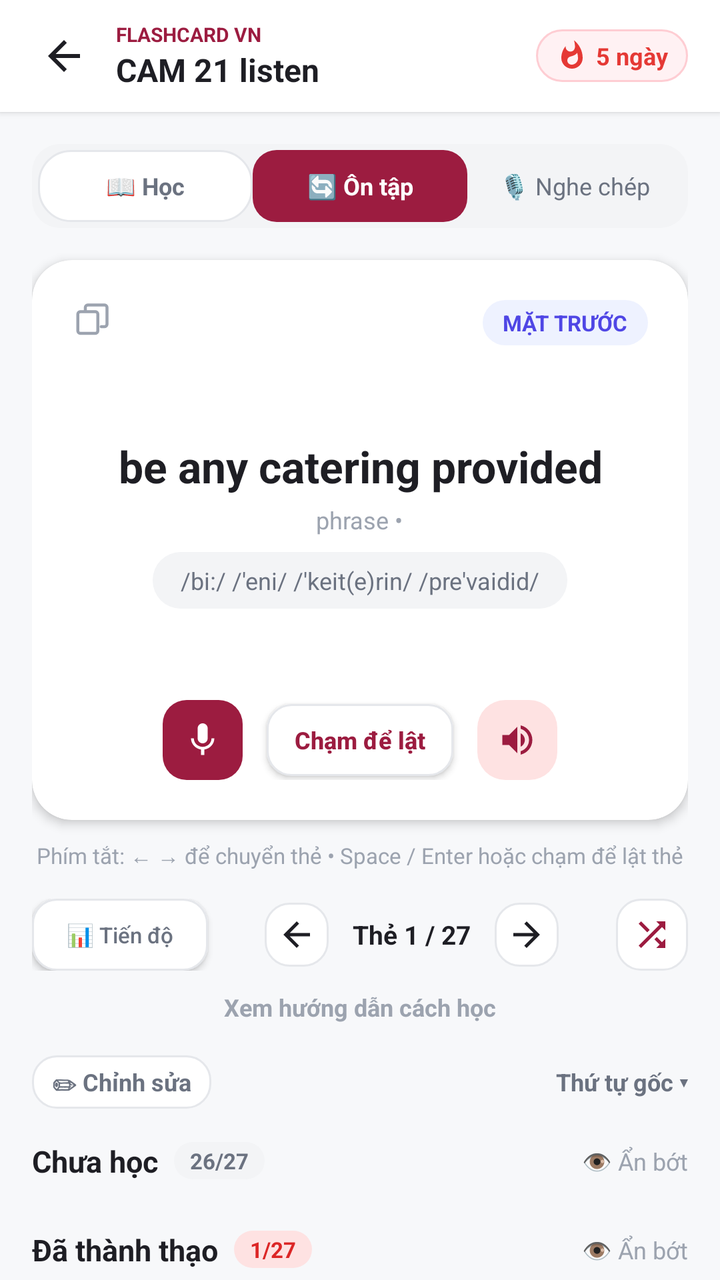
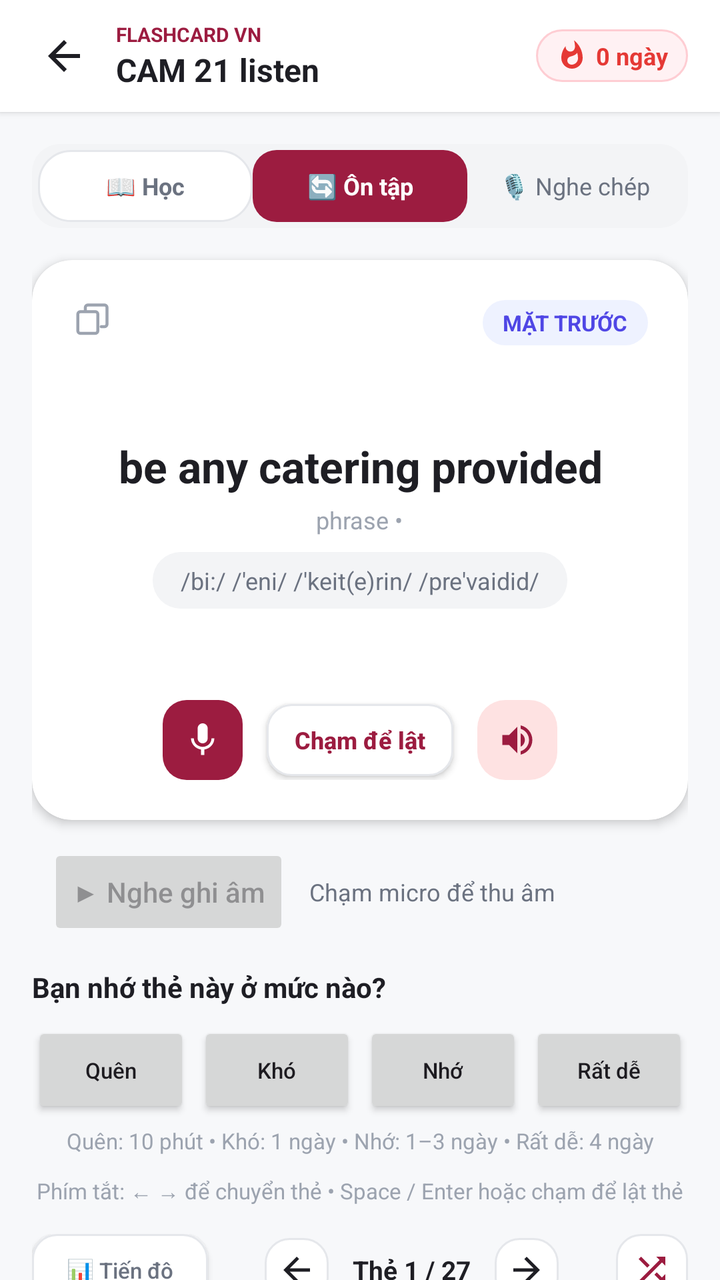

Before-and-after screenshots of an Android layout around one commit, followed by the original layout XML and the change that was made.
<!-- AndroidManifest.xml: application theme Theme.Laptrinhungdungdidong -->
<!-- res/layout/activity_study.xml -->
<?xml version="1.0" encoding="utf-8"?>
<androidx.constraintlayout.widget.ConstraintLayout xmlns:android="http://schemas.android.com/apk/res/android"
    xmlns:app="http://schemas.android.com/apk/res-auto"
    android:layout_width="match_parent"
    android:layout_height="match_parent"
    android:background="@color/background">

    
    <LinearLayout
        android:id="@+id/studyTopBar"
        android:layout_width="0dp"
        android:layout_height="wrap_content"
        android:minHeight="56dp"
        android:background="@color/surface"
        android:elevation="2dp"
        android:gravity="center_vertical"
        android:orientation="horizontal"
        android:paddingHorizontal="16dp"
        android:paddingVertical="8dp"
        app:layout_constraintEnd_toEndOf="parent"
        app:layout_constraintStart_toStartOf="parent"
        app:layout_constraintTop_toTopOf="parent">

        <ImageView
            android:id="@+id/btnStudyBack"
            android:layout_width="32dp"
            android:layout_height="32dp"
            android:padding="4dp"
            android:src="@drawable/ic_arrow_back" />

        <LinearLayout
            android:layout_width="0dp"
            android:layout_height="wrap_content"
            android:layout_marginStart="10dp"
            android:layout_weight="1"
            android:orientation="vertical">

            <TextView
                android:layout_width="wrap_content"
                android:layout_height="wrap_content"
                android:text="FLASHCARD VN"
                android:textColor="@color/primary"
                android:textSize="10sp"
                android:textStyle="bold" />

            <TextView
                android:id="@+id/tvStudyDeckTitle"
                android:layout_width="wrap_content"
                android:layout_height="wrap_content"
                android:ellipsize="end"
                android:maxLines="1"
                android:text="CAM 21 listen"
                android:textColor="@color/text_primary"
                android:textSize="16sp"
                android:textStyle="bold" />
        </LinearLayout>

        <LinearLayout
            android:layout_width="wrap_content"
            android:layout_height="wrap_content"
            android:background="@drawable/bg_streak_pill"
            android:gravity="center_vertical"
            android:paddingHorizontal="10dp"
            android:paddingVertical="5dp">

            <ImageView
                android:layout_width="16dp"
                android:layout_height="16dp"
                android:src="@drawable/ic_fire" />

            <TextView
                android:layout_width="wrap_content"
                android:layout_height="wrap_content"
                android:layout_marginStart="4dp"
                android:text="5 ngày"
                android:textColor="@color/accent_red"
                android:textSize="12sp"
                android:textStyle="bold" />
        </LinearLayout>
    </LinearLayout>

    <androidx.core.widget.NestedScrollView
        android:id="@+id/studyScrollView"
        android:layout_width="0dp"
        android:layout_height="0dp"
        android:fillViewport="true"
        app:layout_constraintBottom_toBottomOf="parent"
        app:layout_constraintEnd_toEndOf="parent"
        app:layout_constraintStart_toStartOf="parent"
        app:layout_constraintTop_toBottomOf="@id/studyTopBar">

        <LinearLayout
            android:layout_width="match_parent"
            android:layout_height="wrap_content"
            android:orientation="vertical"
            android:padding="16dp">

            
            <LinearLayout
                android:layout_width="match_parent"
                android:layout_height="42dp"
                android:background="@drawable/bg_pill_gray"
                android:orientation="horizontal"
                android:padding="3dp">

                <TextView
                    android:id="@+id/tabLearn"
                    android:layout_width="0dp"
                    android:layout_height="match_parent"
                    android:layout_weight="1"
                    android:background="@drawable/bg_rounded_card"
                    android:gravity="center"
                    android:text="📖 Học"
                    android:textColor="@color/text_secondary"
                    android:textSize="12sp"
                    android:textStyle="bold" />

                <TextView
                    android:id="@+id/tabReview"
                    android:layout_width="0dp"
                    android:layout_height="match_parent"
                    android:layout_weight="1"
                    android:background="@drawable/bg_burgundy_button"
                    android:gravity="center"
                    android:text="🔄 Ôn tập"
                    android:textColor="@color/white"
                    android:textSize="12sp"
                    android:textStyle="bold" />

                <TextView
                    android:id="@+id/tabDictation"
                    android:layout_width="0dp"
                    android:layout_height="match_parent"
                    android:layout_weight="1"
                    android:gravity="center"
                    android:text="🎙 Nghe chép"
                    android:textColor="@color/text_secondary"
                    android:textSize="12sp" />
            </LinearLayout>

            
            <androidx.cardview.widget.CardView
                android:id="@+id/cardFlashcard"
                android:layout_width="match_parent"
                android:layout_height="280dp"
                android:layout_marginTop="16dp"
                android:clickable="true"
                android:focusable="true"
                android:foreground="?attr/selectableItemBackground"
                app:cardBackgroundColor="@color/surface"
                app:cardCornerRadius="20dp"
                app:cardElevation="3dp">

                
                <LinearLayout
                    android:id="@+id/layoutCardFront"
                    android:layout_width="match_parent"
                    android:layout_height="match_parent"
                    android:gravity="center_horizontal"
                    android:orientation="vertical"
                    android:padding="20dp">

                    <LinearLayout
                        android:layout_width="match_parent"
                        android:layout_height="wrap_content"
                        android:orientation="horizontal">

                        <ImageView
                            android:layout_width="20dp"
                            android:layout_height="20dp"
                            android:src="@drawable/ic_deck"
                            app:tint="@color/text_muted" />

                        <View
                            android:layout_width="0dp"
                            android:layout_height="1dp"
                            android:layout_weight="1" />

                        <TextView
                            android:id="@+id/tvCardSideIndicator"
                            android:layout_width="wrap_content"
                            android:layout_height="wrap_content"
                            android:background="@drawable/bg_pill_blue"
                            android:paddingHorizontal="10dp"
                            android:paddingVertical="4dp"
                            android:text="MẶT TRƯỚC"
                            android:textColor="@color/badge_blue_text"
                            android:textSize="11sp"
                            android:textStyle="bold" />
                    </LinearLayout>

                    <View
                        android:layout_width="1dp"
                        android:layout_height="0dp"
                        android:layout_weight="1" />

                    
                    <TextView
                        android:id="@+id/tvCardTerm"
                        android:layout_width="wrap_content"
                        android:layout_height="wrap_content"
                        android:gravity="center"
                        android:text="be any catering provided"
                        android:textColor="@color/text_primary"
                        android:textSize="22sp"
                        android:textStyle="bold" />

                    
                    <TextView
                        android:id="@+id/tvCardWordType"
                        android:layout_width="wrap_content"
                        android:layout_height="wrap_content"
                        android:layout_marginTop="4dp"
                        android:text="phrase •"
                        android:textColor="@color/text_muted"
                        android:textSize="12sp" />

                    
                    <TextView
                        android:id="@+id/tvCardIpa"
                        android:layout_width="wrap_content"
                        android:layout_height="wrap_content"
                        android:layout_marginTop="8dp"
                        android:background="@drawable/bg_pill_gray"
                        android:paddingHorizontal="14dp"
                        android:paddingVertical="6dp"
                        android:text="/bi:/ /'eni/ /'keit(e)rin/ /pre'vaidid/"
                        android:textColor="@color/text_secondary"
                        android:textSize="12sp" />

                    <View
                        android:layout_width="1dp"
                        android:layout_height="0dp"
                        android:layout_weight="1" />

                    
                    <LinearLayout
                        android:layout_width="wrap_content"
                        android:layout_height="wrap_content"
                        android:gravity="center_vertical"
                        android:orientation="horizontal">

                        <ImageView
                            android:id="@+id/btnCardMic"
                            android:layout_width="40dp"
                            android:layout_height="40dp"
                            android:background="@drawable/bg_burgundy_button"
                            android:padding="10dp"
                            android:src="@drawable/ic_mic"
                            app:tint="@color/white" />

                        <Button
                            android:id="@+id/btnFlipCard"
                            android:layout_width="wrap_content"
                            android:layout_height="36dp"
                            android:layout_marginHorizontal="12dp"
                            android:background="@drawable/bg_outline_button"
                            android:minHeight="0dp"
                            android:paddingHorizontal="14dp"
                            android:text="Chạm để lật"
                            android:textAllCaps="false"
                            android:textColor="@color/primary"
                            android:textSize="12sp"
                            android:textStyle="bold" />

                        <ImageView
                            android:id="@+id/btnCardAudio"
                            android:layout_width="40dp"
                            android:layout_height="40dp"
                            android:background="@drawable/bg_pill_red"
                            android:padding="10dp"
                            android:src="@drawable/ic_volume"
                            app:tint="@color/primary" />
                    </LinearLayout>
                </LinearLayout>

                
                <LinearLayout
                    android:id="@+id/layoutCardBack"
                    android:layout_width="match_parent"
                    android:layout_height="match_parent"
                    android:gravity="center"
                    android:orientation="vertical"
                    android:padding="20dp"
                    android:visibility="gone">

                    <TextView
                        android:layout_width="wrap_content"
                        android:layout_height="wrap_content"
                        android:background="@drawable/bg_pill_red"
                        android:paddingHorizontal="10dp"
                        android:paddingVertical="4dp"
                        android:text="MẶT SAU (NGHĨA)"
                        android:textColor="@color/badge_red_text"
                        android:textSize="11sp"
                        android:textStyle="bold" />

                    <TextView
                        android:id="@+id/tvCardDefinition"
                        android:layout_width="wrap_content"
                        android:layout_height="wrap_content"
                        android:layout_marginTop="16dp"
                        android:gravity="center"
                        android:text="được cung cấp bất kỳ dịch vụ ăn uống nào"
                        android:textColor="@color/primary"
                        android:textSize="18sp"
                        android:textStyle="bold" />

                    <TextView
                        android:id="@+id/tvCardExample"
                        android:layout_width="wrap_content"
                        android:layout_height="wrap_content"
                        android:layout_marginTop="10dp"
                        android:gravity="center"
                        android:text="Ví dụ: Will there be any catering provided during the seminar"
                        android:textColor="@color/text_secondary"
                        android:textSize="13sp" />

                    <Button
                        android:id="@+id/btnFlipBack"
                        android:layout_width="wrap_content"
                        android:layout_height="36dp"
                        android:layout_marginTop="20dp"
                        android:background="@drawable/bg_outline_button"
                        android:minHeight="0dp"
                        android:paddingHorizontal="14dp"
                        android:text="← Lật lại mặt trước"
                        android:textAllCaps="false"
                        android:textColor="@color/primary"
                        android:textSize="12sp"
                        android:textStyle="bold" />
                </LinearLayout>

            </androidx.cardview.widget.CardView>

            
            <TextView
                android:layout_width="wrap_content"
                android:layout_height="wrap_content"
                android:layout_gravity="center_horizontal"
                android:layout_marginTop="10dp"
                android:text="Phím tắt: ← → để chuyển thẻ • Space / Enter hoặc chạm để lật thẻ"
                android:textColor="@color/text_muted"
                android:textSize="11sp" />

            
            <LinearLayout
                android:layout_width="match_parent"
                android:layout_height="wrap_content"
                android:layout_marginTop="14dp"
                android:gravity="center_vertical"
                android:orientation="horizontal">

                <Button
                    android:id="@+id/btnProgressView"
                    android:layout_width="wrap_content"
                    android:layout_height="36dp"
                    android:background="@drawable/bg_outline_button"
                    android:minHeight="0dp"
                    android:paddingHorizontal="10dp"
                    android:text="📊 Tiến độ"
                    android:textAllCaps="false"
                    android:textColor="@color/text_secondary"
                    android:textSize="11sp" />

                
                <LinearLayout
                    android:layout_width="0dp"
                    android:layout_height="wrap_content"
                    android:layout_marginHorizontal="8dp"
                    android:layout_weight="1"
                    android:gravity="center"
                    android:orientation="horizontal">

                    <ImageView
                        android:id="@+id/btnPrevCard"
                        android:layout_width="32dp"
                        android:layout_height="32dp"
                        android:background="@drawable/bg_outline_button"
                        android:padding="6dp"
                        android:src="@drawable/ic_arrow_back" />

                    <TextView
                        android:id="@+id/tvCardPagination"
                        android:layout_width="wrap_content"
                        android:layout_height="wrap_content"
                        android:layout_marginHorizontal="12dp"
                        android:text="Thẻ 1 / 27"
                        android:textColor="@color/text_primary"
                        android:textSize="13sp"
                        android:textStyle="bold" />

                    <ImageView
                        android:id="@+id/btnNextCard"
                        android:layout_width="32dp"
                        android:layout_height="32dp"
                        android:background="@drawable/bg_outline_button"
                        android:padding="6dp"
                        android:rotation="180"
                        android:src="@drawable/ic_arrow_back" />
                </LinearLayout>

                <ImageView
                    android:id="@+id/btnShuffleCards"
                    android:layout_width="36dp"
                    android:layout_height="36dp"
                    android:background="@drawable/bg_outline_button"
                    android:padding="8dp"
                    android:src="@drawable/ic_shuffle"
                    app:tint="@color/primary" />
            </LinearLayout>

            <TextView
                android:id="@+id/tvHowToStudy"
                android:layout_width="wrap_content"
                android:layout_height="wrap_content"
                android:layout_gravity="center_horizontal"
                android:layout_marginTop="10dp"
                android:text="Xem hướng dẫn cách học"
                android:textColor="@color/text_muted"
                android:textSize="12sp"
                android:textStyle="bold" />

            
            <LinearLayout
                android:layout_width="match_parent"
                android:layout_height="wrap_content"
                android:layout_marginTop="16dp"
                android:gravity="center_vertical"
                android:orientation="horizontal">

                <TextView
                    android:id="@+id/btnEditDeckInStudy"
                    android:layout_width="wrap_content"
                    android:layout_height="wrap_content"
                    android:background="@drawable/bg_outline_button"
                    android:paddingHorizontal="10dp"
                    android:paddingVertical="5dp"
                    android:text="✏ Chỉnh sửa"
                    android:textColor="@color/text_secondary"
                    android:textSize="12sp"
                    android:textStyle="bold" />

                <View
                    android:layout_width="0dp"
                    android:layout_height="1dp"
                    android:layout_weight="1" />

                <TextView
                    android:id="@+id/btnOrderFilter"
                    android:layout_width="wrap_content"
                    android:layout_height="wrap_content"
                    android:text="Thứ tự gốc ▾"
                    android:textColor="@color/text_secondary"
                    android:textSize="12sp"
                    android:textStyle="bold" />
            </LinearLayout>

            
            <LinearLayout
                android:layout_width="match_parent"
                android:layout_height="wrap_content"
                android:layout_marginTop="16dp"
                android:gravity="center_vertical"
                android:orientation="horizontal">

                <TextView
                    android:layout_width="wrap_content"
                    android:layout_height="wrap_content"
                    android:text="Chưa học"
                    android:textColor="@color/text_primary"
                    android:textSize="15sp"
                    android:textStyle="bold" />

                <TextView
                    android:id="@+id/tvUnlearnedCount"
                    android:layout_width="wrap_content"
                    android:layout_height="wrap_content"
                    android:layout_marginStart="8dp"
                    android:background="@drawable/bg_pill_gray"
                    android:paddingHorizontal="8dp"
                    android:paddingVertical="2dp"
                    android:text="26/27"
                    android:textColor="@color/text_secondary"
                    android:textSize="11sp"
                    android:textStyle="bold" />

                <View
                    android:layout_width="0dp"
                    android:layout_height="1dp"
                    android:layout_weight="1" />

                <TextView
                    android:id="@+id/btnToggleUnlearned"
                    android:layout_width="wrap_content"
                    android:layout_height="wrap_content"
                    android:text="👁 Ẩn bớt"
                    android:textColor="@color/text_muted"
                    android:textSize="12sp" />
            </LinearLayout>

            <androidx.recyclerview.widget.RecyclerView
                android:id="@+id/rvUnlearnedCards"
                android:layout_width="match_parent"
                android:layout_height="wrap_content"
                android:layout_marginTop="8dp"
                android:nestedScrollingEnabled="false" />

            
            <LinearLayout
                android:layout_width="match_parent"
                android:layout_height="wrap_content"
                android:layout_marginTop="16dp"
                android:gravity="center_vertical"
                android:orientation="horizontal">

                <TextView
                    android:layout_width="wrap_content"
                    android:layout_height="wrap_content"
                    android:text="Đã thành thạo"
                    android:textColor="@color/text_primary"
                    android:textSize="15sp"
                    android:textStyle="bold" />

                <TextView
                    android:id="@+id/tvMasteredCount"
                    android:layout_width="wrap_content"
                    android:layout_height="wrap_content"
                    android:layout_marginStart="8dp"
                    android:background="@drawable/bg_pill_red"
                    android:paddingHorizontal="8dp"
                    android:paddingVertical="2dp"
                    android:text="1/27"
                    android:textColor="@color/badge_red_text"
                    android:textSize="11sp"
                    android:textStyle="bold" />

                <View
                    android:layout_width="0dp"
                    android:layout_height="1dp"
                    android:layout_weight="1" />

                <TextView
                    android:id="@+id/btnToggleMastered"
                    android:layout_width="wrap_content"
                    android:layout_height="wrap_content"
                    android:text="👁 Ẩn bớt"
                    android:textColor="@color/text_muted"
                    android:textSize="12sp" />
            </LinearLayout>

            <androidx.recyclerview.widget.RecyclerView
                android:id="@+id/rvMasteredCards"
                android:layout_width="match_parent"
                android:layout_height="wrap_content"
                android:layout_marginTop="8dp"
                android:nestedScrollingEnabled="false" />

        </LinearLayout>
    </androidx.core.widget.NestedScrollView>

</androidx.constraintlayout.widget.ConstraintLayout>
<!-- resources referenced by this layout -->
<resources>
  <color name="accent_red">#E53935</color>
  <color name="background">#F7F8FA</color>
  <color name="badge_blue_text">#4F46E5</color>
  <color name="badge_red_text">#DC2626</color>
  <color name="primary">#9C1C40</color>
  <color name="surface">#FFFFFF</color>
  <color name="text_muted">#9CA3AF</color>
  <color name="text_primary">#1E1E24</color>
  <color name="text_secondary">#6B7280</color>
  <color name="white">#FFFFFFFF</color>
  <!-- drawable bg_burgundy_button (drawable) -->
  <?xml version="1.0" encoding="utf-8"?>
  <ripple xmlns:android="http://schemas.android.com/apk/res/android"
      android:color="#40FFFFFF">
      <item>
          <shape android:shape="rectangle">
              <solid android:color="@color/primary" />
              <corners android:radius="12dp" />
          </shape>
      </item>
  </ripple>
  <!-- drawable bg_pill_blue (drawable) -->
  <?xml version="1.0" encoding="utf-8"?>
  <shape xmlns:android="http://schemas.android.com/apk/res/android"
      android:shape="rectangle">
      <solid android:color="@color/badge_blue_bg" />
      <corners android:radius="14dp" />
  </shape>
  <!-- drawable bg_pill_gray (drawable) -->
  <?xml version="1.0" encoding="utf-8"?>
  <shape xmlns:android="http://schemas.android.com/apk/res/android"
      android:shape="rectangle">
      <solid android:color="@color/surface_variant" />
      <corners android:radius="14dp" />
  </shape>
  <!-- drawable bg_pill_red (drawable) -->
  <?xml version="1.0" encoding="utf-8"?>
  <shape xmlns:android="http://schemas.android.com/apk/res/android"
      android:shape="rectangle">
      <solid android:color="@color/badge_red_bg" />
      <corners android:radius="14dp" />
  </shape>
  <!-- drawable bg_rounded_card (drawable) -->
  <?xml version="1.0" encoding="utf-8"?>
  <shape xmlns:android="http://schemas.android.com/apk/res/android"
      android:shape="rectangle">
      <solid android:color="@color/surface" />
      <corners android:radius="16dp" />
      <stroke
          android:width="1dp"
          android:color="@color/surface_stroke" />
  </shape>
  <!-- drawable bg_streak_pill (drawable) -->
  <?xml version="1.0" encoding="utf-8"?>
  <shape xmlns:android="http://schemas.android.com/apk/res/android"
      android:shape="rectangle">
      <solid android:color="#FFF1F3" />
      <corners android:radius="20dp" />
      <stroke
          android:width="1dp"
          android:color="#FECDD3" />
  </shape>
  <!-- drawable ic_arrow_back (drawable) -->
  <vector xmlns:android="http://schemas.android.com/apk/res/android"
      android:width="24dp"
      android:height="24dp"
      android:viewportWidth="24"
      android:viewportHeight="24">
      <path
          android:fillColor="#1E1E24"
          android:pathData="M20,11H7.83l5.59,-5.59L12,4l-8,8 8,8 1.41,-1.41L7.83,13H20v-2z" />
  </vector>
  <!-- drawable ic_shuffle (drawable) -->
  <vector xmlns:android="http://schemas.android.com/apk/res/android"
      android:width="24dp"
      android:height="24dp"
      android:viewportWidth="24"
      android:viewportHeight="24">
      <path
          android:fillColor="#9C1C40"
          android:pathData="M10.59,9.17L5.41,4 4,5.41l5.17,5.17 1.42,-1.41zM14.5,4l2.04,2.04L4,18.59 5.41,20 17.96,7.46 20,9.5V4h-5.5zm0.33,9.41l-1.41,1.41 3.13,3.13L14.5,20H20v-5.5l-2.04,2.04 -3.13,-3.13z" />
  </vector>
  <style name="Theme.Laptrinhungdungdidong" parent="Base.Theme.Laptrinhungdungdidong" />
  <color name="surface_stroke">#E5E7EB</color>
  <color name="badge_blue_bg">#EEF2FF</color>
  <color name="surface_variant">#F3F4F6</color>
  <color name="badge_red_bg">#FEE2E2</color>
  <color name="on_primary">#FFFFFF</color>
  <color name="primary_container">#FFEBF0</color>
  <!-- unchanged entries left out for length: 6 -->
</resources>

<!-- the commit's change to res/layout/activity_study.xml (unified diff, before → after) -->
@@ -69,10 +69,11 @@
                 android:src="@drawable/ic_fire" />
 
             <TextView
+                android:id="@+id/tvStudyStreak"
                 android:layout_width="wrap_content"
                 android:layout_height="wrap_content"
                 android:layout_marginStart="4dp"
-                android:text="5 ngày"
+                android:text="0 ngày"
                 android:textColor="@color/accent_red"
                 android:textSize="12sp"
                 android:textStyle="bold" />
@@ -334,6 +335,96 @@
             </androidx.cardview.widget.CardView>
 
             
+            <LinearLayout
+                android:layout_width="match_parent"
+                android:layout_height="wrap_content"
+                android:layout_marginTop="12dp"
+                android:gravity="center_vertical"
+                android:orientation="horizontal"
+                android:paddingHorizontal="8dp">
+                <Button
+                    android:id="@+id/btnPlaybackRecording"
+                    android:layout_width="wrap_content"
+                    android:layout_height="wrap_content"
+                    android:enabled="false"
+                    android:text="▶ Nghe ghi âm"
+                    android:textAllCaps="false" />
+                <TextView
+                    android:id="@+id/tvRecordingStatus"
+                    android:layout_width="0dp"
+                    android:layout_height="wrap_content"
+                    android:layout_marginStart="10dp"
+                    android:layout_weight="1"
+                    android:text="Chạm micro để thu âm"
+                    android:textColor="@color/text_secondary"
+                    android:textSize="12sp" />
+            </LinearLayout>
+
+            <TextView
+                android:layout_width="wrap_content"
+                android:layout_height="wrap_content"
+                android:layout_marginTop="14dp"
+                android:text="Bạn nhớ thẻ này ở mức nào?"
+                android:textColor="@color/text_primary"
+                android:textSize="14sp"
+                android:textStyle="bold" />
+            <LinearLayout
+                android:layout_width="match_parent"
+                android:layout_height="wrap_content"
+                android:layout_marginTop="8dp"
+                android:gravity="center"
+                android:orientation="horizontal">
+                <Button
+                    android:id="@+id/btnRateAgain"
+                    android:layout_width="0dp"
+                    android:layout_height="wrap_content"
+                    android:layout_weight="1"
+                    android:minWidth="0dp"
+                    android:text="Quên"
+                    android:textAllCaps="false"
+                    android:textSize="11sp" />
+                <Button
+                    android:id="@+id/btnRateHard"
+                    android:layout_width="0dp"
+                    android:layout_height="wrap_content"
+                    android:layout_marginStart="4dp"
+                    android:layout_weight="1"
+                    android:minWidth="0dp"
+                    android:text="Khó"
+                    android:textAllCaps="false"
+                    android:textSize="11sp" />
+                <Button
+                    android:id="@+id/btnRateGood"
+                    android:layout_width="0dp"
+                    android:layout_height="wrap_content"
+                    android:layout_marginStart="4dp"
+                    android:layout_weight="1"
+                    android:minWidth="0dp"
+                    android:text="Nhớ"
+                    android:textAllCaps="false"
+                    android:textSize="11sp" />
+                <Button
+                    android:id="@+id/btnRateEasy"
+                    android:layout_width="0dp"
+                    android:layout_height="wrap_content"
+                    android:layout_marginStart="4dp"
+                    android:layout_weight="1"
+                    android:minWidth="0dp"
+                    android:text="Rất dễ"
+                    android:textAllCaps="false"
+                    android:textSize="11sp" />
+            </LinearLayout>
+            <TextView
+                android:id="@+id/tvNextReview"
+                android:layout_width="match_parent"
+                android:layout_height="wrap_content"
+                android:layout_marginTop="4dp"
+                android:gravity="center"
+                android:text="Quên: 10 phút • Khó: 1 ngày • Nhớ: 1–3 ngày • Rất dễ: 4 ngày"
+                android:textColor="@color/text_muted"
+                android:textSize="11sp" />
+
+            
             <TextView
                 android:layout_width="wrap_content"
                 android:layout_height="wrap_content"
